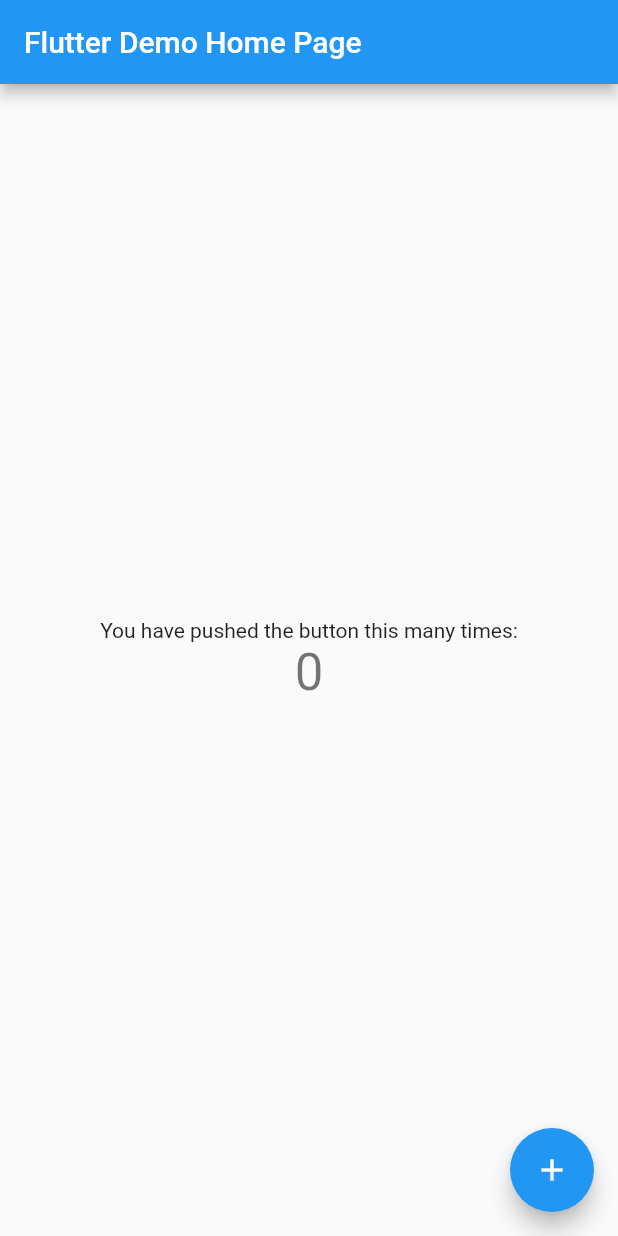
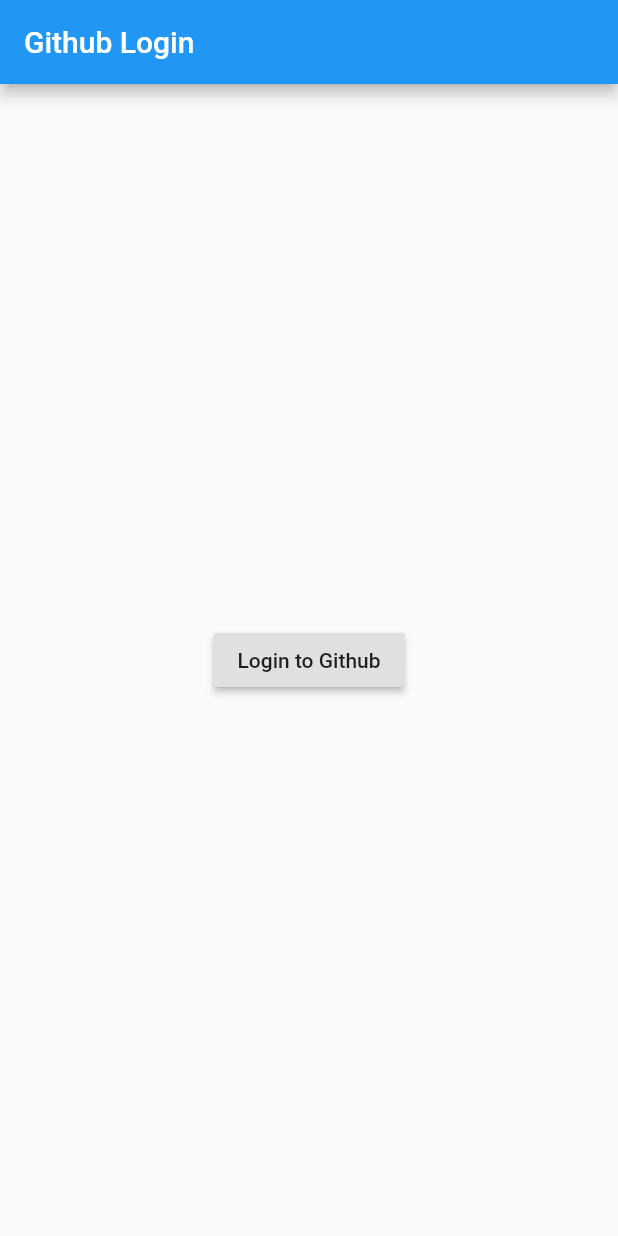
Before and after one commit to jainayu/GithubGraphqlClient, a Flutter app: the screen it shows after launch, on a phone screen of 412 x 824 dp. Run offline on Flutter 3.47's test engine with Material 2 defaults, Android fonts, the phone set to English and light mode, and no system bars; missing offline and left inert: oauth2.

Commit message:
added GitHub's OAuth2 login flow

```diff
--- /dev/null
+++ b/lib/github_oauth_credentials.dart
@@ -0,0 +1,5 @@
+const githubClientId = 'YOUR_GITHUB_CLIENT_ID_HERE';
+const githubClientSecret = 'YOUR_GITHUB_CLIENT_SECRET_HERE';
+
+// OAuth scopes for repository and user information
+const githubScopes = ['repo', 'read:org'];
--- a/lib/main.dart
+++ b/lib/main.dart
@@ -1,117 +1,47 @@
 import 'package:flutter/material.dart';
+import 'github_oauth_credentials.dart';
+import 'src/github_login.dart';
 
 void main() {
   runApp(MyApp());
 }
 
 class MyApp extends StatelessWidget {
-  // This widget is the root of your application.
   @override
   Widget build(BuildContext context) {
     return MaterialApp(
-      title: 'Flutter Demo',
+      title: 'GitHub GraphQL API Client',
       theme: ThemeData(
-        // This is the theme of your application.
-        //
-        // Try running your application with "flutter run". You'll see the
-        // application has a blue toolbar. Then, without quitting the app, try
-        // changing the primarySwatch below to Colors.green and then invoke
-        // "hot reload" (press "r" in the console where you ran "flutter run",
-        // or simply save your changes to "hot reload" in a Flutter IDE).
-        // Notice that the counter didn't reset back to zero; the application
-        // is not restarted.
         primarySwatch: Colors.blue,
-        // This makes the visual density adapt to the platform that you run
-        // the app on. For desktop platforms, the controls will be smaller and
-        // closer together (more dense) than on mobile platforms.
         visualDensity: VisualDensity.adaptivePlatformDensity,
       ),
-      home: MyHomePage(title: 'Flutter Demo Home Page'),
+      home: MyHomePage(title: 'GitHub GraphQL API Client'),
     );
   }
 }
 
-class MyHomePage extends StatefulWidget {
+class MyHomePage extends StatelessWidget {
   MyHomePage({Key key, this.title}) : super(key: key);
-
-  // This widget is the home page of your application. It is stateful, meaning
-  // that it has a State object (defined below) that contains fields that affect
-  // how it looks.
-
-  // This class is the configuration for the state. It holds the values (in this
-  // case the title) provided by the parent (in this case the App widget) and
-  // used by the build method of the State. Fields in a Widget subclass are
-  // always marked "final".
-
   final String title;
 
   @override
-  _MyHomePageState createState() => _MyHomePageState();
-}
-
-class _MyHomePageState extends State<MyHomePage> {
-  int _counter = 0;
-
-  void _incrementCounter() {
-    setState(() {
-      // This call to setState tells the Flutter framework that something has
-      // changed in this State, which causes it to rerun the build method below
-      // so that the display can reflect the updated values. If we changed
-      // _counter without calling setState(), then the build method would not be
-      // called again, and so nothing would appear to happen.
-      _counter++;
-    });
-  }
-
-  @override
   Widget build(BuildContext context) {
-    // This method is rerun every time setState is called, for instance as done
-    // by the _incrementCounter method above.
-    //
-    // The Flutter framework has been optimized to make rerunning build methods
-    // fast, so that you can just rebuild anything that needs updating rather
-    // than having to individually change instances of widgets.
-    return Scaffold(
-      appBar: AppBar(
-        // Here we take the value from the MyHomePage object that was created by
-        // the App.build method, and use it to set our appbar title.
-        title: Text(widget.title),
-      ),
-      body: Center(
-        // Center is a layout widget. It takes a single child and positions it
-        // in the middle of the parent.
-        child: Column(
-          // Column is also a layout widget. It takes a list of children and
-          // arranges them vertically. By default, it sizes itself to fit its
-          // children horizontally, and tries to be as tall as its parent.
-          //
-          // Invoke "debug painting" (press "p" in the console, choose the
-          // "Toggle Debug Paint" action from the Flutter Inspector in Android
-          // Studio, or the "Toggle Debug Paint" command in Visual Studio Code)
-          // to see the wireframe for each widget.
-          //
-          // Column has various properties to control how it sizes itself and
-          // how it positions its children. Here we use mainAxisAlignment to
-          // center the children vertically; the main axis here is the vertical
-          // axis because Columns are vertical (the cross axis would be
-          // horizontal).
-          mainAxisAlignment: MainAxisAlignment.center,
-          children: <Widget>[
-            Text(
-              'You have pushed the button this many times:',
+    return GithubLoginWidget(
+      builder: (context, httpClient) {
+        return Scaffold(
+          appBar: AppBar(
+            title: Text(title),
+          ),
+          body: Center(
+            child: Text(
+              'You are logged in to GitHub!',
             ),
-            Text(
-              '$_counter',
-              style: Theme.of(context).textTheme.headline4,
-            ),
-          ],
-        ),
-      ),
-      floatingActionButton: FloatingActionButton(
-        onPressed: _incrementCounter,
-        tooltip: 'Increment',
-        child: Icon(Icons.add),
-      ), // This trailing comma makes auto-formatting nicer for build methods.
+          ),
+        );
+      },
+      githubClientId: githubClientId,
+      githubClientSecret: githubClientSecret,
+      githubScopes: githubScopes,
     );
   }
 }
--- /dev/null
+++ b/lib/src/github_login.dart
@@ -0,0 +1,121 @@
+import 'dart:io';
+import 'package:flutter/material.dart';
+import 'package:http/http.dart' as http;
+import 'package:oauth2/oauth2.dart' as oauth2;
+import 'package:url_launcher/url_launcher.dart';
+
+final _authorizationEndpoint =
+    Uri.parse('https://github.com/login/oauth/authorize');
+final _tokenEndpoint = Uri.parse('https://github.com/login/oauth/access_token');
+
+class GithubLoginWidget extends StatefulWidget {
+  const GithubLoginWidget({
+    @required this.builder,
+    @required this.githubClientId,
+    @required this.githubClientSecret,
+    @required this.githubScopes,
+  });
+  final AuthenticatedBuilder builder;
+  final String githubClientId;
+  final String githubClientSecret;
+  final List<String> githubScopes;
+
+  @override
+  _GithubLoginState createState() => _GithubLoginState();
+}
+
+typedef AuthenticatedBuilder = Widget Function(
+    BuildContext context, oauth2.Client client);
+
+class _GithubLoginState extends State<GithubLoginWidget> {
+  HttpServer _redirectServer;
+  oauth2.Client _client;
+
+  @override
+  Widget build(BuildContext context) {
+    if (_client != null) {
+      return widget.builder(context, _client);
+    }
+
+    return Scaffold(
+      appBar: AppBar(
+        title: const Text('Github Login'),
+      ),
+      body: Center(
+        child: RaisedButton(
+          onPressed: () async {
+            await _redirectServer?.close();
+            // Bind to an ephemeral port on localhost
+            _redirectServer = await HttpServer.bind('localhost', 0);
+            var authenticatedHttpClient = await _getOAuth2Client(
+                Uri.parse('http://localhost:${_redirectServer.port}/auth'));
+            setState(() {
+              _client = authenticatedHttpClient;
+            });
+          },
+          child: const Text('Login to Github'),
+        ),
+      ),
+    );
+  }
+
+  Future<oauth2.Client> _getOAuth2Client(Uri redirectUrl) async {
+    if (widget.githubClientId.isEmpty || widget.githubClientSecret.isEmpty) {
+      throw const GithubLoginException(
+          'githubClientId and githubClientSecret must be not empty. '
+          'See `lib/github_oauth_credentials.dart` for more detail.');
+    }
+    var grant = oauth2.AuthorizationCodeGrant(
+      widget.githubClientId,
+      _authorizationEndpoint,
+      _tokenEndpoint,
+      secret: widget.githubClientSecret,
+      httpClient: _JsonAcceptingHttpClient(),
+    );
+    var authorizationUrl =
+        grant.getAuthorizationUrl(redirectUrl, scopes: widget.githubScopes);
+
+    await _redirect(authorizationUrl);
+    var responseQueryParameters = await _listen();
+    var client =
+        await grant.handleAuthorizationResponse(responseQueryParameters);
+    return client;
+  }
+
+  Future<void> _redirect(Uri authorizationUrl) async {
+    var url = authorizationUrl.toString();
+    if (await canLaunch(url)) {
+      await launch(url);
+    } else {
+      throw GithubLoginException('Could not launch $url');
+    }
+  }
+
+  Future<Map<String, String>> _listen() async {
+    var request = await _redirectServer.first;
+    var params = request.uri.queryParameters;
+    request.response.statusCode = 200;
+    request.response.headers.set('content-type', 'text/plain');
+    request.response.writeln('Authenticated! You can close this tab.');
+    await request.response.close();
+    await _redirectServer.close();
+    _redirectServer = null;
+    return params;
+  }
+}
+
+class _JsonAcceptingHttpClient extends http.BaseClient {
+  final _httpClient = http.Client();
+  @override
+  Future<http.StreamedResponse> send(http.BaseRequest request) {
+    request.headers['Accept'] = 'application/json';
+    return _httpClient.send(request);
+  }
+}
+
+class GithubLoginException implements Exception {
+  const GithubLoginException(this.message);
+  final String message;
+  @override
+  String toString() => message;
+}
```
Also changed, not shown: pubspec.yaml (+6 -57 lines), pubspec.lock, 2 other files.
